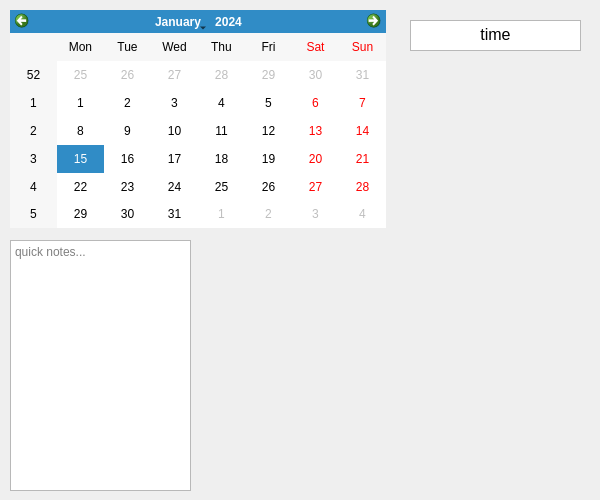
Above: uis/prodhub.ui from AOS-GUI/AOS-GUI before the change. Below: the same form after it.
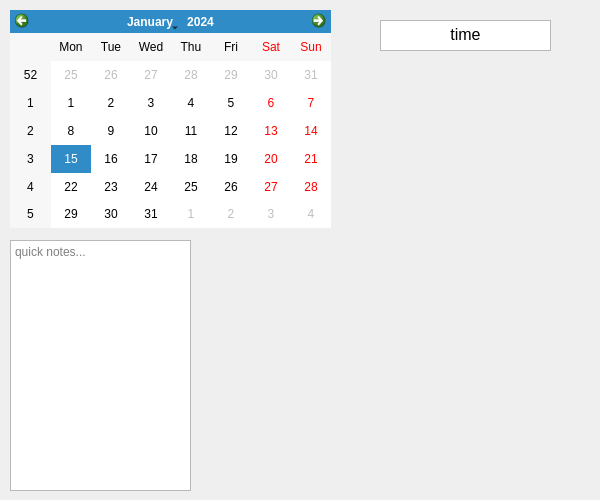
That is the form after the change.

The edit to the form file:
```diff
--- a/uis/prodhub.ui
+++ b/uis/prodhub.ui
@@ -18,7 +18,7 @@
     <rect>
      <x>10</x>
      <y>10</y>
-     <width>376</width>
+     <width>321</width>
      <height>218</height>
     </rect>
    </property>
@@ -35,7 +35,7 @@
   <widget class="QTextEdit" name="textEdit">
    <property name="geometry">
     <rect>
-     <x>410</x>
+     <x>380</x>
      <y>20</y>
      <width>171</width>
      <height>31</height>
@@ -54,7 +54,7 @@
     <string notr="true">&lt;!DOCTYPE HTML PUBLIC &quot;-//W3C//DTD HTML 4.0//EN&quot; &quot;http://www.w3.org/TR/REC-html40/strict.dtd&quot;&gt;
 &lt;html&gt;&lt;head&gt;&lt;meta name=&quot;qrichtext&quot; content=&quot;1&quot; /&gt;&lt;style type=&quot;text/css&quot;&gt;
 p, li { white-space: pre-wrap; }
-&lt;/style&gt;&lt;/head&gt;&lt;body style=&quot; font-family:'MS Shell Dlg 2'; font-size:7.8pt; font-weight:400; font-style:normal;&quot;&gt;
+&lt;/style&gt;&lt;/head&gt;&lt;body style=&quot; font-family:'MS Shell Dlg 2'; font-size:8.25pt; font-weight:400; font-style:normal;&quot;&gt;
 &lt;p align=&quot;center&quot; style=&quot; margin-top:0px; margin-bottom:0px; margin-left:0px; margin-right:0px; -qt-block-indent:0; text-indent:0px;&quot;&gt;&lt;span style=&quot; font-size:12pt;&quot;&gt;time&lt;/span&gt;&lt;/p&gt;&lt;/body&gt;&lt;/html&gt;</string>
    </property>
   </widget>
```
